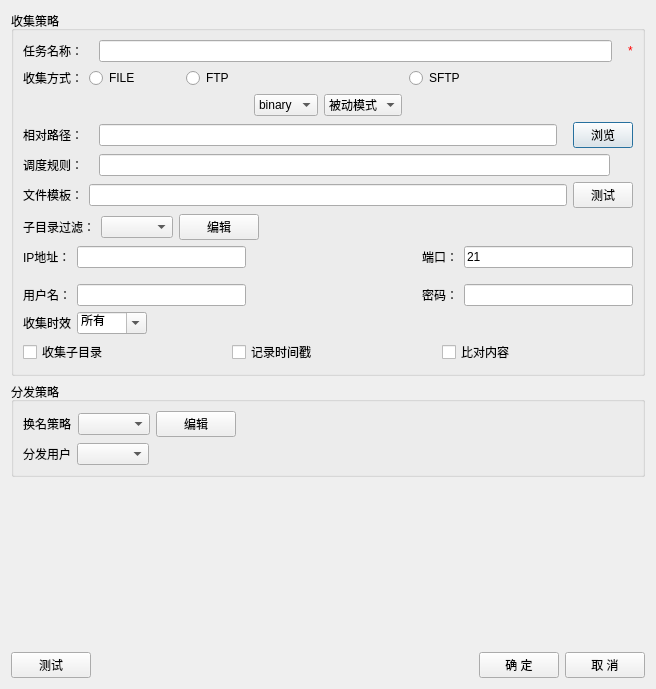
This is apps/DataTransfer/ui/collect.ui in liubojun/DataTransfer as Qt 5 draws it before an edit. The edited form follows.
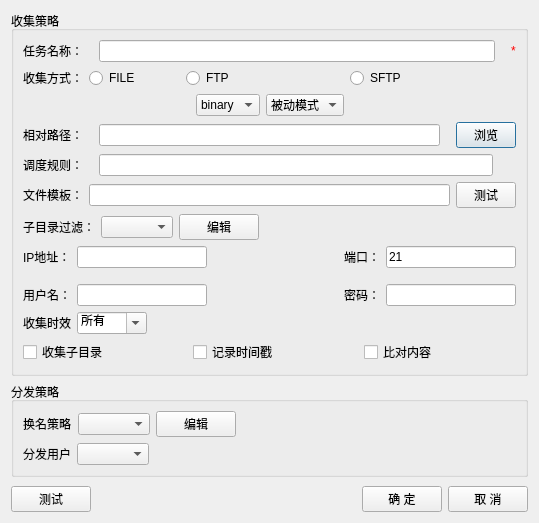
This is the edited form. Icons and pictures are not drawn.

The edit to the form file:
```diff
--- a/apps/DataTransfer/ui/collect.ui
+++ b/apps/DataTransfer/ui/collect.ui
@@ -6,8 +6,8 @@
    <rect>
     <x>0</x>
     <y>0</y>
-    <width>656</width>
-    <height>689</height>
+    <width>539</width>
+    <height>523</height>
    </rect>
   </property>
   <property name="windowTitle">
```
